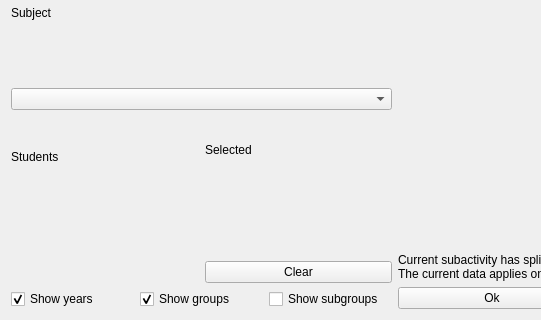
Before: the Qt Designer form fet/src/interface/modifysubactivityform_template.ui in vonmecheln/fet, drawn with Qt 5; both pictures show x 0 to 541 and y 240 to 560 of the 790 by 560 pixel window.
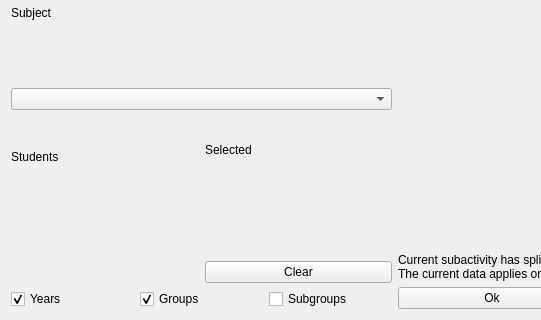
After: the same form once the commit is applied. Custom widgets are drawn as their Qt base class.

What changed in the file:
```diff
--- a/fet/src/interface/modifysubactivityform_template.ui
+++ b/fet/src/interface/modifysubactivityform_template.ui
@@ -173,7 +173,7 @@
        <item>
         <widget class="QCheckBox" name="showYearsCheckBox">
          <property name="text">
-          <string>Show years</string>
+          <string>Years</string>
          </property>
          <property name="checked">
           <bool>true</bool>
@@ -183,7 +183,7 @@
        <item>
         <widget class="QCheckBox" name="showGroupsCheckBox">
          <property name="text">
-          <string>Show groups</string>
+          <string>Groups</string>
          </property>
          <property name="checked">
           <bool>true</bool>
@@ -193,7 +193,7 @@
        <item>
         <widget class="QCheckBox" name="showSubgroupsCheckBox">
          <property name="text">
-          <string>Show subgroups</string>
+          <string>Subgroups</string>
          </property>
         </widget>
        </item>
```
